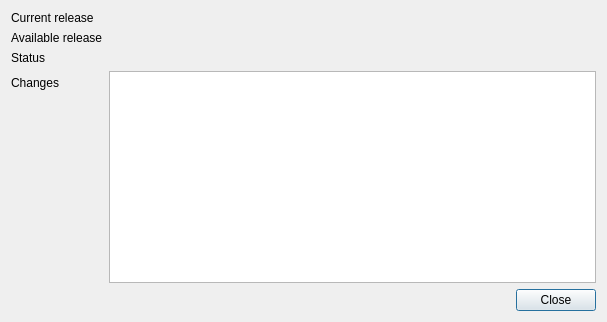
martinrotter/rssguard, file src/gui/formupdate.ui: the form before one commit.
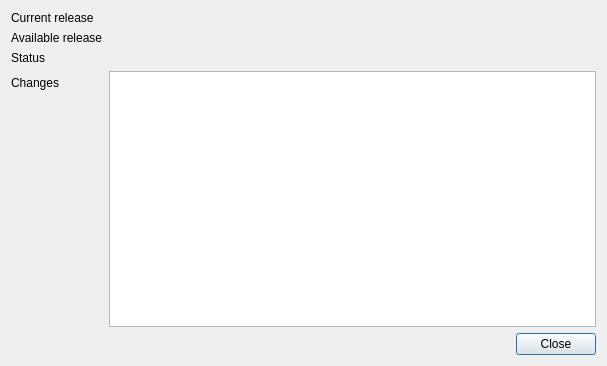
The form after the commit. Custom widgets are drawn as their Qt base class.

Diff of the .ui file:
```diff
--- a/src/gui/formupdate.ui
+++ b/src/gui/formupdate.ui
@@ -7,7 +7,7 @@
     <x>0</x>
     <y>0</y>
     <width>607</width>
-    <height>322</height>
+    <height>366</height>
    </rect>
   </property>
   <property name="windowTitle">
@@ -71,8 +71,8 @@
         <string notr="true">&lt;!DOCTYPE HTML PUBLIC &quot;-//W3C//DTD HTML 4.0//EN&quot; &quot;http://www.w3.org/TR/REC-html40/strict.dtd&quot;&gt;
 &lt;html&gt;&lt;head&gt;&lt;meta name=&quot;qrichtext&quot; content=&quot;1&quot; /&gt;&lt;style type=&quot;text/css&quot;&gt;
 p, li { white-space: pre-wrap; }
-&lt;/style&gt;&lt;/head&gt;&lt;body style=&quot; font-family:'Sans Serif'; font-size:9pt; font-weight:400; font-style:normal;&quot;&gt;
-&lt;p style=&quot;-qt-paragraph-type:empty; margin-top:0px; margin-bottom:0px; margin-left:0px; margin-right:0px; -qt-block-indent:0; text-indent:0px; font-family:'MS Shell Dlg 2'; font-size:8pt;&quot;&gt;&lt;br /&gt;&lt;/p&gt;&lt;/body&gt;&lt;/html&gt;</string>
+&lt;/style&gt;&lt;/head&gt;&lt;body style=&quot; font-family:'MS Shell Dlg 2'; font-size:8.25pt; font-weight:400; font-style:normal;&quot;&gt;
+&lt;p style=&quot;-qt-paragraph-type:empty; margin-top:0px; margin-bottom:0px; margin-left:0px; margin-right:0px; -qt-block-indent:0; text-indent:0px; font-size:8pt;&quot;&gt;&lt;br /&gt;&lt;/p&gt;&lt;/body&gt;&lt;/html&gt;</string>
        </property>
        <property name="textInteractionFlags">
         <set>Qt::LinksAccessibleByMouse|Qt::TextSelectableByMouse</set>
```
